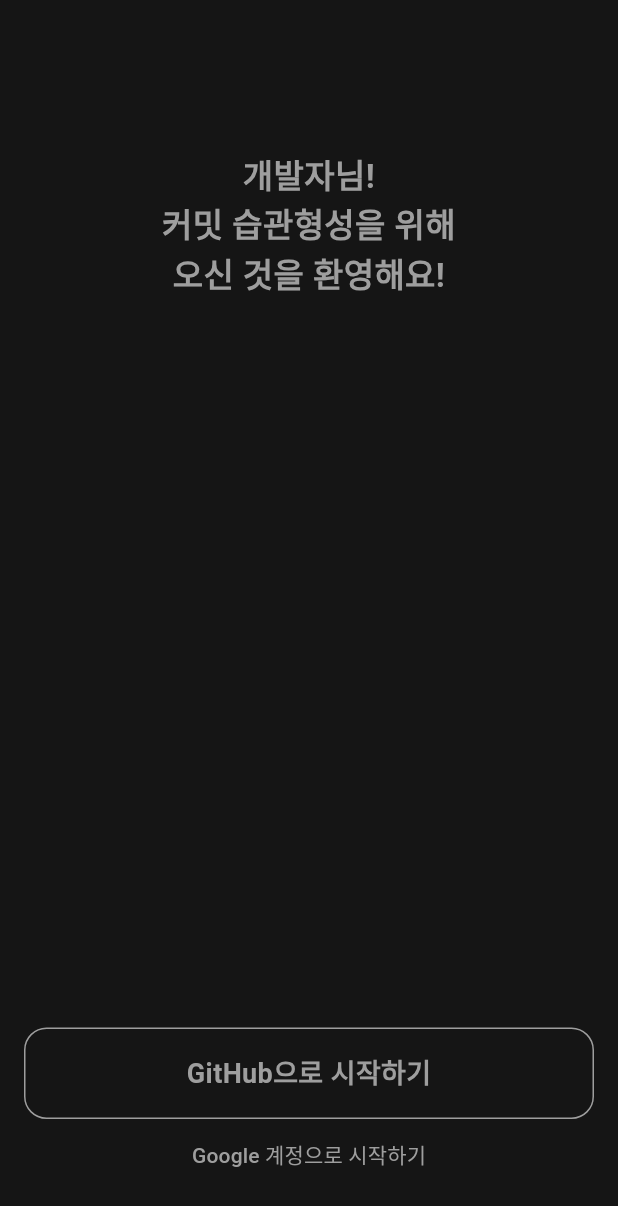
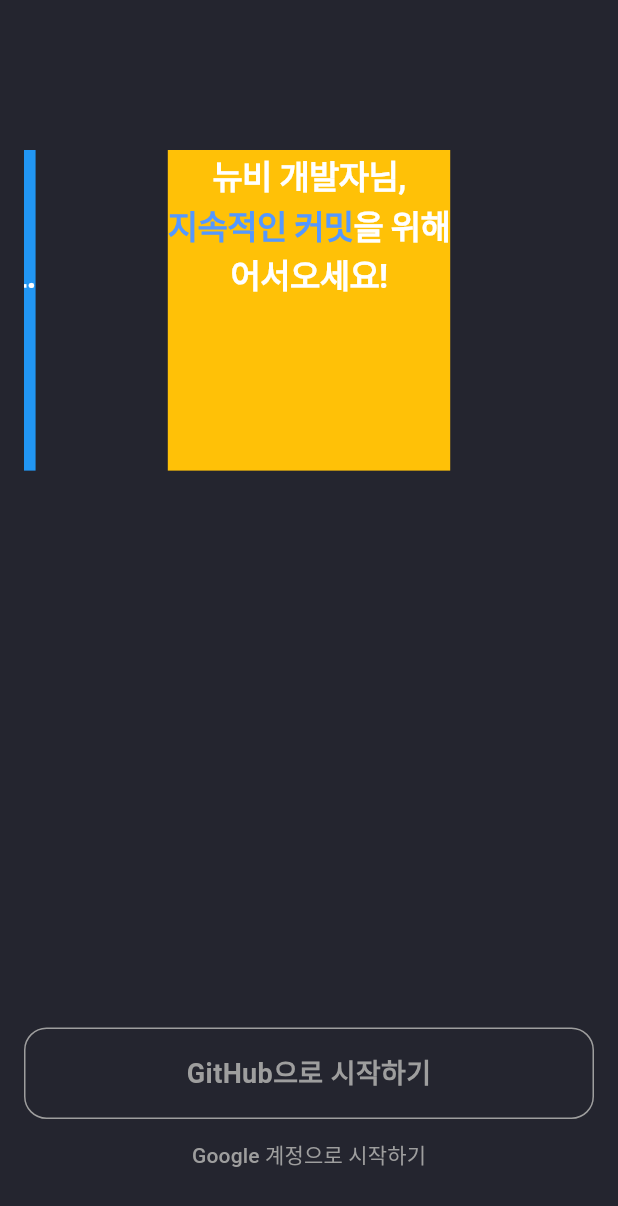
Before and after one commit to SeoNaRu/git_alarm, a Flutter app: the screen it shows after launch, on a phone screen of 412 x 824 dp. Shown: the top 1206 px of the screen. Run offline on Flutter 3.47's test engine with Material 3 defaults, Android fonts, the phone set to English and light mode, and no system bars; drawn by our look-alikes of carousel_slider; our stand-ins replace equatable, flutter_bloc, flutter_dotenv, flutter_svg, go_router, hive and 3 more; missing offline and left inert: dart:ffi; accounts and stored records are empty; Roboto replaces fonts that are missing (Pretendard).

Commit message:
add: GUI

```diff
--- a/lib/home/view/home_view.dart
+++ b/lib/home/view/home_view.dart
@@ -50,8 +50,7 @@
                     width: 314, // 슬라이더의 너비
                     height: 6, // 슬라이더의 높이
                     child: ClipRRect(
-                      borderRadius:
-                          BorderRadius.circular(10), // 슬라이더의 둥근 모서리 반경
+                      borderRadius: BorderRadius.circular(5), // 슬라이더의 둥근 모서리 반경
                       child: LinearProgressIndicator(
                           value: 0.24, // 현재 값
                           backgroundColor: Colors.grey[300], // 슬라이더 배경 색
--- a/lib/login/view/login_view.dart
+++ b/lib/login/view/login_view.dart
@@ -1,3 +1,4 @@
+import 'package:carousel_slider/carousel_slider.dart';
 import 'package:flutter/material.dart';
 import 'package:flutter_bloc/flutter_bloc.dart';
 import 'package:git_commit/login/bloc/login_bloc.dart';
@@ -14,10 +15,132 @@
 }
 
 class _LoginViewState extends State<LoginView> {
+  List<Widget> list = [
+    Container(
+      color: Colors.amber,
+      child: const Text.rich(
+        TextSpan(
+          children: [
+            TextSpan(
+              text: '뉴비 개발자님,\n',
+              style: TextStyle(
+                color: Colors.white,
+                fontSize: 22,
+                fontFamily: 'Pretendard',
+                fontWeight: FontWeight.w700,
+                height: 0,
+                letterSpacing: -0.44,
+              ),
+            ),
+            TextSpan(
+              text: '지속적인 커밋',
+              style: TextStyle(
+                color: Color(0xFF5498FF),
+                fontSize: 22,
+                fontFamily: 'Pretendard',
+                fontWeight: FontWeight.w700,
+                height: 0,
+                letterSpacing: -0.44,
+              ),
+            ),
+            TextSpan(
+              text: '을 위해\n어서오세요!',
+              style: TextStyle(
+                color: Colors.white,
+                fontSize: 22,
+                fontFamily: 'Pretendard',
+                fontWeight: FontWeight.w700,
+                height: 0,
+                letterSpacing: -0.44,
+              ),
+            ),
+          ],
+        ),
+        textAlign: TextAlign.center,
+      ),
+    ),
+    Container(
+      color: Colors.black,
+      child: Text.rich(
+        TextSpan(
+          children: [
+            TextSpan(
+              text: '매일 매일\n해야 하는 개발 공부, \n',
+              style: TextStyle(
+                color: Colors.white,
+                fontSize: 22,
+                fontFamily: 'Pretendard',
+                fontWeight: FontWeight.w700,
+                height: 0,
+                letterSpacing: -0.44,
+              ),
+            ),
+            TextSpan(
+              text: '미루게 되지 않으셨나요?',
+              style: TextStyle(
+                color: Color(0xFF5498FF),
+                fontSize: 22,
+                fontFamily: 'Pretendard',
+                fontWeight: FontWeight.w700,
+                height: 0,
+                letterSpacing: -0.44,
+              ),
+            ),
+          ],
+        ),
+        textAlign: TextAlign.center,
+      ),
+    ),
+    Container(
+      color: Colors.blue,
+      child: Text.rich(
+        TextSpan(
+          children: [
+            TextSpan(
+              text: '확실한 습관을\n형성하기 위해서는\n',
+              style: TextStyle(
+                color: Colors.white,
+                fontSize: 22,
+                fontFamily: 'Pretendard',
+                fontWeight: FontWeight.w700,
+                height: 0,
+                letterSpacing: -0.44,
+              ),
+            ),
+            TextSpan(
+              text: '총 66일',
+              style: TextStyle(
+                color: Color(0xFF5498FF),
+                fontSize: 22,
+                fontFamily: 'Pretendard',
+                fontWeight: FontWeight.w700,
+                height: 0,
+                letterSpacing: -0.44,
+              ),
+            ),
+            TextSpan(
+              text: '이 필요하다고 해요.',
+              style: TextStyle(
+                color: Colors.white,
+                fontSize: 22,
+                fontFamily: 'Pretendard',
+                fontWeight: FontWeight.w700,
+                height: 0,
+                letterSpacing: -0.44,
+              ),
+            ),
+          ],
+        ),
+        textAlign: TextAlign.center,
+      ),
+    )
+  ];
   @override
   Widget build(BuildContext context) {
     return BlocBuilder<LoginBloc, LoginState>(
       builder: (context, state) {
+        CarouselController buttonCarouselController = CarouselController();
+
         return Scaffold(
           body: SafeArea(
             child: Padding(
@@ -25,13 +148,9 @@
               child: Column(
                 mainAxisAlignment: MainAxisAlignment.spaceBetween,
                 children: [
-                  const Text(
-                    '개발자님!\n커밋 습관형성을 위해\n오신 것을 환영해요!',
-                    textAlign: TextAlign.center,
-                    style: TextStyle(
-                        fontSize: 22,
-                        fontWeight: FontWeight.bold,
-                        color: Colors.grey),
+                  CarouselSlider(
+                    options: CarouselOptions(),
+                    items: list.map((item) => item).toList(),
                   ),
                   Column(
                     children: [
--- a/lib/login/view/oauth_webview.dart
+++ b/lib/login/view/oauth_webview.dart
@@ -32,8 +32,8 @@
           onPageFinished: (String url) {},
           onWebResourceError: (WebResourceError error) {},
           onNavigationRequest: (NavigationRequest request) {
-            if (request.url.contains(
-                "https://github-alarm.vercel.app/api/getAccessToken")) {
+            if (request.url
+                .contains("https://github-alarm.vercel.app/api/accessToken")) {
               print(request.url);
               context.read<LoginBloc>().add((GitHubLogin(Uri: request.url)));
               GoRouter.of(context).go(RoutePath.home);
--- a/lib/my/app_theme.dart
+++ b/lib/my/app_theme.dart
@@ -4,7 +4,8 @@
   static final ThemeData theme = ThemeData(
     iconTheme: const IconThemeData(color: Colors.white),
     primaryColor: const Color.fromARGB(255, 21, 232, 84),
-    scaffoldBackgroundColor: const Color(0xFF151515),
+    // scaffoldBackgroundColor: const Color(0xFF151515),
+    scaffoldBackgroundColor: Color(0xFF24252F),
     focusColor: Colors.white,
     brightness: Brightness.dark,
     textTheme: const TextTheme(
--- a/lib/repository/authentication_repository.dart
+++ b/lib/repository/authentication_repository.dart
@@ -47,15 +47,14 @@
   }
 
   Future<dynamic> passGet(
-    String myAuthority,
-    String unencodedPath,
-  ) async {
+      String myAuthority, String unencodedPath, String accessToken) async {
     Uri url = Uri.parse('https://$myAuthority$unencodedPath');
     debugPrint(url.toString());
     try {
       http.Response response = await http.get(url, headers: {
         'Content-Type': 'application/json',
         "Accept": "application/json",
+        "Authorization": "Bearer $accessToken",
       });
 
       return jsonDecode(utf8.decode(response.bodyBytes));
--- a/pubspec.yaml
+++ b/pubspec.yaml
@@ -27,6 +27,8 @@
   webview_flutter: ^4.5.0
   hive: ^2.1.0
   hive_flutter: ^1.1.0
+  carousel_slider: ^4.2.1
+
 
 
 dev_dependencies:
```
Also changed, not shown: lib/login/bloc/login_bloc.dart (+9 -1 lines), pubspec.lock, 1 other file.
